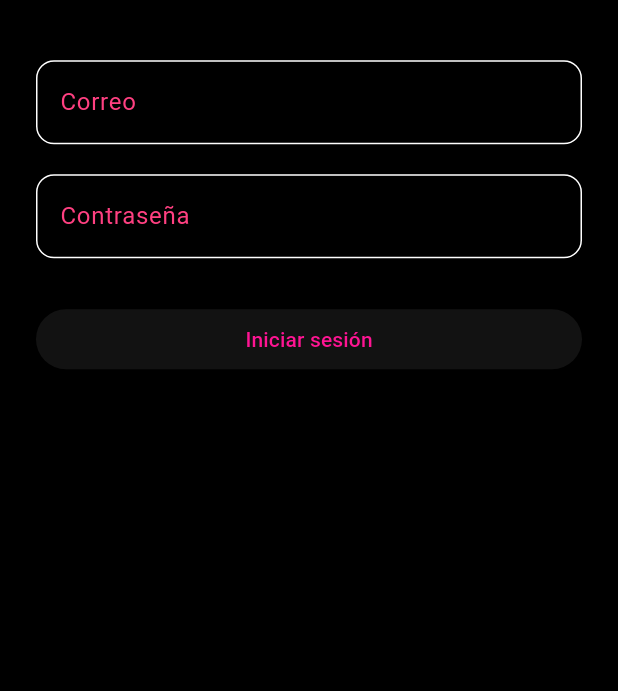
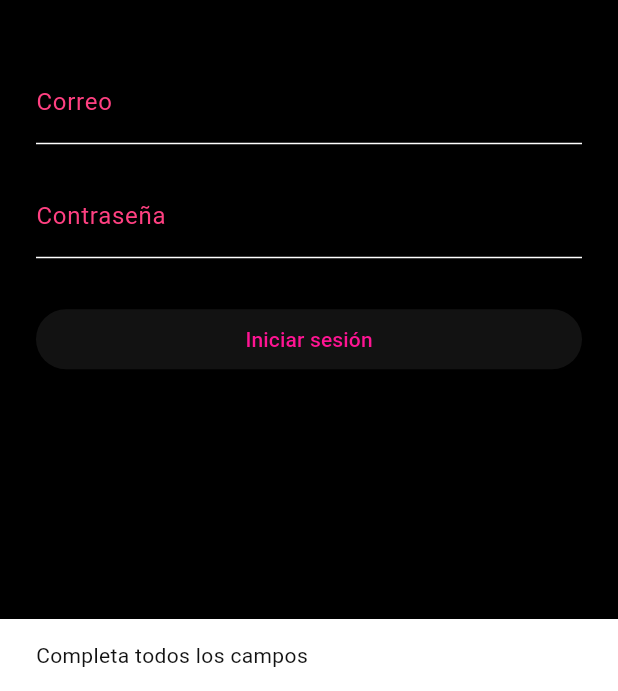
Before and after one commit to cesar1525mtz-rgb/modas-sophie, a Flutter app: the screen it shows after launch, after a tap on "Iniciar sesión", on a phone screen of 412 x 824 dp, the part 545-1236 px from its top. Run offline on Flutter 3.47's test engine with Material 3 defaults, Android fonts, the light colour scheme and no system bars; our stand-ins replace flutter_dotenv, supabase_flutter; accounts and stored records are empty.

Commit message:
Login funcional con Supabase

```diff
--- a/lib/screens/auth/login_screen.dart
+++ b/lib/screens/auth/login_screen.dart
@@ -1,7 +1,69 @@
 import 'package:flutter/material.dart';
+import 'package:supabase_flutter/supabase_flutter.dart';
 
-class LoginScreen extends StatelessWidget {
+import '../dashboard/dashboard_screen.dart';
+
+class LoginScreen extends StatefulWidget {
   const LoginScreen({super.key});
+
+  @override
+  State<LoginScreen> createState() => _LoginScreenState();
+}
+
+class _LoginScreenState extends State<LoginScreen> {
+  final _emailController = TextEditingController();
+  final _passwordController = TextEditingController();
+
+  bool _loading = false;
+
+  Future<void> _login() async {
+    if (_emailController.text.isEmpty || _passwordController.text.isEmpty) {
+      ScaffoldMessenger.of(context).showSnackBar(
+        const SnackBar(content: Text('Completa todos los campos')),
+      );
+      return;
+    }
+
+    setState(() => _loading = true);
+
+    try {
+      await Supabase.instance.client.auth.signInWithPassword(
+        email: _emailController.text.trim(),
+        password: _passwordController.text,
+      );
+
+      if (!mounted) return;
+
+      Navigator.of(context).pushReplacement(
+        MaterialPageRoute(
+          builder: (_) => const DashboardScreen(),
+        ),
+      );
+    } on AuthException catch (e) {
+      if (!mounted) return;
+
+      ScaffoldMessenger.of(context).showSnackBar(
+        SnackBar(content: Text(e.message)),
+      );
+    } catch (e) {
+      if (!mounted) return;
+
+      ScaffoldMessenger.of(context).showSnackBar(
+        SnackBar(content: Text(e.toString())),
+      );
+    }
+
+    if (mounted) {
+      setState(() => _loading = false);
+    }
+  }
+
+  @override
+  void dispose() {
+    _emailController.dispose();
+    _passwordController.dispose();
+    super.dispose();
+  }
 
   @override
   Widget build(BuildContext context) {
@@ -29,33 +91,31 @@ class LoginScreen extends StatelessWidget {
               ),
               const SizedBox(height: 40),
               TextField(
+                controller: _emailController,
                 style: const TextStyle(color: Colors.white),
-                decoration: InputDecoration(
+                decoration: const InputDecoration(
                   labelText: 'Correo',
-                  labelStyle: const TextStyle(color: Colors.pinkAccent),
-                  border: OutlineInputBorder(
-                    borderRadius: BorderRadius.circular(12),
-                  ),
+                  labelStyle: TextStyle(color: Colors.pinkAccent),
                 ),
               ),
               const SizedBox(height: 20),
               TextField(
+                controller: _passwordController,
                 obscureText: true,
                 style: const TextStyle(color: Colors.white),
-                decoration: InputDecoration(
+                decoration: const InputDecoration(
                   labelText: 'Contraseña',
-                  labelStyle: const TextStyle(color: Colors.pinkAccent),
-                  border: OutlineInputBorder(
-                    borderRadius: BorderRadius.circular(12),
-                  ),
+                  labelStyle: TextStyle(color: Colors.pinkAccent),
                 ),
               ),
               const SizedBox(height: 30),
               SizedBox(
                 width: double.infinity,
                 child: ElevatedButton(
-                  onPressed: () {},
-                  child: const Text('Iniciar sesión'),
+                  onPressed: _loading ? null : _login,
+                  child: _loading
+                      ? const CircularProgressIndicator()
+                      : const Text('Iniciar sesión'),
                 ),
               ),
             ],
```
